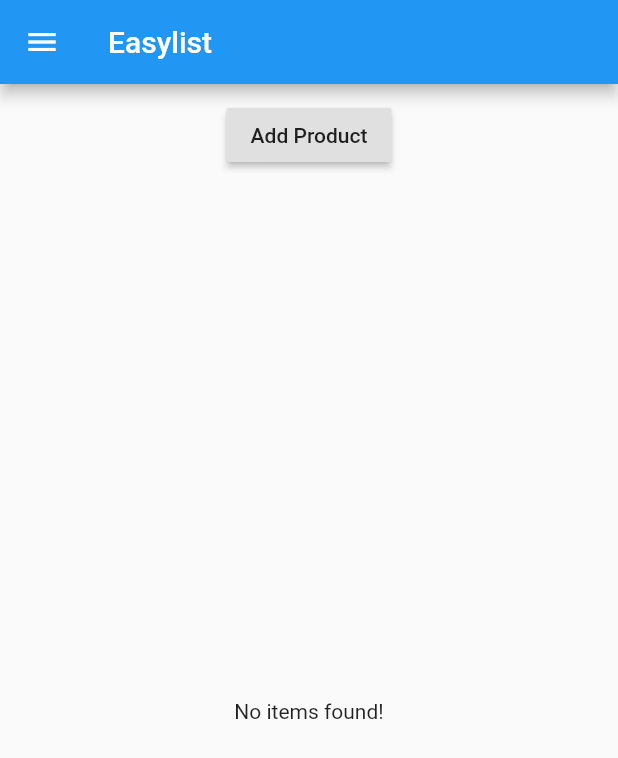
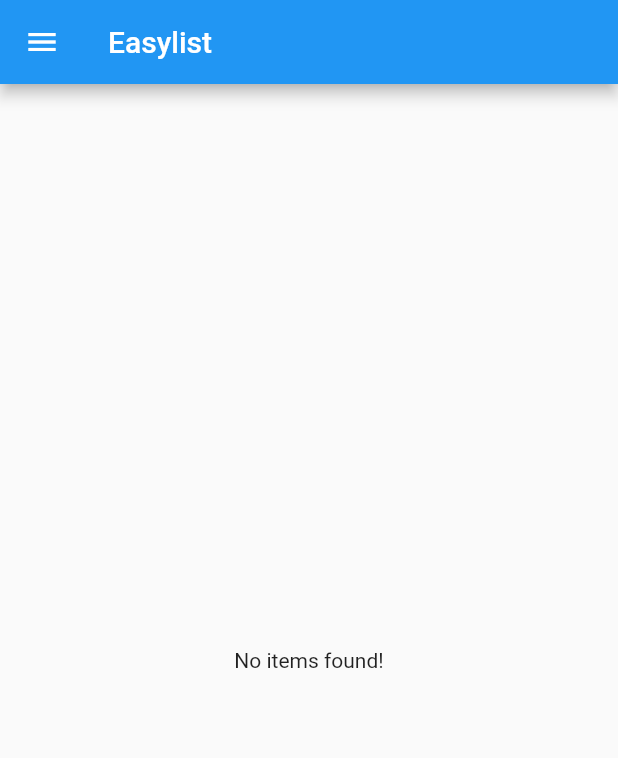
Before and after one commit to petercsakany/easylist, a Flutter app: the screen it shows after launch, after a tap on "Login", on a phone screen of 412 x 824 dp. Shown: the top 758 px of the screen. Run offline on Flutter 3.47's test engine with Material 2 defaults, Android fonts, the phone set to English and light mode, and no system bars.

Commit message:
Refactor create product. Add fields to login page.

```diff
--- a/lib/main.dart
+++ b/lib/main.dart
@@ -15,9 +15,9 @@ class MyApp extends StatefulWidget {
 }
 
 class _MyAppState extends State<MyApp> {
-  List<Map<String, String>> _products = [];
+  List<Map<String, dynamic>> _products = [];
 
-  void _addProduct(Map<String, String> product) {
+  void _addProduct(Map<String, dynamic> product) {
     setState(() {
       _products.add(product);
     });
@@ -34,9 +34,9 @@ class _MyAppState extends State<MyApp> {
     return MaterialApp(
       home: AuthPage(),
       routes: {
-        '/list': (BuildContext context) =>
-            ProductListPage(_products, _addProduct, _deleteProduct),
-        '/admin': (BuildContext context) => ProductAdminPage(),
+        '/list': (BuildContext context) => ProductListPage(_products),
+        '/admin': (BuildContext context) =>
+            ProductAdminPage(_addProduct, _deleteProduct),
       },
       onGenerateRoute: (RouteSettings settings) {
         final List<String> pathElements = settings.name.split('/');
--- a/lib/pages/auth.dart
+++ b/lib/pages/auth.dart
@@ -7,12 +7,36 @@ class AuthPage extends StatelessWidget {
       appBar: AppBar(
         title: Text('Authentication'),
       ),
-      body: Center(
-        child: RaisedButton(
-          child: Text('Login'),
-          onPressed: () => {
-                Navigator.pushReplacementNamed(context, '/list')
+      body: Container(
+        margin: EdgeInsets.all(10.0),
+        child: ListView(
+          children: <Widget>[
+            TextField(
+              decoration: InputDecoration(
+                  labelText: 'E-mail', hintText: 'sample@sample.com'),
+              keyboardType: TextInputType.emailAddress,
+              onChanged: (String value) {},
+            ),
+            SizedBox(
+              height: 5.0,
+            ),
+            TextField(
+                decoration: InputDecoration(
+                  labelText: 'Password',
+                ),
+                keyboardType: TextInputType.text,
+                obscureText: true,
+                onChanged: (String value) {}),
+            SizedBox(
+              height: 10.0,
+            ),
+            RaisedButton(
+              child: Text('Login'),
+              onPressed: () {
+                Navigator.pushReplacementNamed(context, '/list');
               },
+            )
+          ],
         ),
       ),
     );
--- a/lib/pages/product_list.dart
+++ b/lib/pages/product_list.dart
@@ -4,11 +4,9 @@ import '../products_manager.dart';
 import '../drawer.dart';
 
 class ProductListPage extends StatelessWidget {
-  final List<Map<String, String>> products;
-  final Function addProduct;
-  final Function deleteProduct;
+  final List<Map<String, dynamic>> products;
 
-  ProductListPage(this.products, this.addProduct, this.deleteProduct);
+  ProductListPage(this.products);
 
   @override
   Widget build(BuildContext context) {
@@ -17,7 +15,7 @@ class ProductListPage extends StatelessWidget {
       appBar: AppBar(
         title: Text('Easylist'),
       ),
-      body: ProductManager(products, addProduct, deleteProduct),
+      body: ProductManager(products),
     );
   }
 }
--- a/lib/product_control.dart
+++ /dev/null
@@ -1,17 +0,0 @@
-import 'package:flutter/material.dart';
-
-class ProductControl extends StatelessWidget {
-  final Function addProduct;
-
-  ProductControl(this.addProduct);
-
-  @override
-  Widget build(BuildContext context) {
-    return RaisedButton(
-      onPressed: () {
-        addProduct({'title': 'Chocolate', 'image': 'assets/food.jpg'});
-      },
-      child: Text('Add Product'),
-    );
-  }
-}
--- a/lib/products.dart
+++ b/lib/products.dart
@@ -1,10 +1,9 @@
 import 'package:flutter/material.dart';
 
 class Products extends StatelessWidget {
-  final List<Map<String, String>> products;
-  final Function deleteProduct;
+  final List<Map<String, dynamic>> products;
 
-  Products(this.products, {this.deleteProduct});
+  Products(this.products);
 
   Widget _buildProductItem(BuildContext context, int index) {
     return Card(
@@ -21,7 +20,7 @@ class Products extends StatelessWidget {
                             context, '/product/' + index.toString())
                         .then((bool value) {
                       if (value) {
-                        deleteProduct(index);
+                        print('changed later..');
                       }
                     }),
               )
--- a/lib/products_manager.dart
+++ b/lib/products_manager.dart
@@ -1,21 +1,16 @@
 import 'package:flutter/material.dart';
 
 import './products.dart';
-import './product_control.dart';
 
 class ProductManager extends StatelessWidget {
-  final List<Map<String, String>> products;
-  final Function addProduct;
-  final Function deleteProduct;
+  final List<Map<String, dynamic>> products;
 
-  ProductManager(this.products, this.addProduct, this.deleteProduct);
+  ProductManager(this.products);
 
   @override
   Widget build(BuildContext context) {
     return Column(children: [
-      Container(
-          margin: EdgeInsets.all(10.0), child: ProductControl(addProduct)),
-      Expanded(child: Products(products, deleteProduct: deleteProduct))
+      Expanded(child: Products(products))
     ]);
   }
 }
```
Also changed, not shown: lib/pages/product_admin.dart (+6 -1 lines), lib/pages/product_create.dart (+29 -12 lines).
